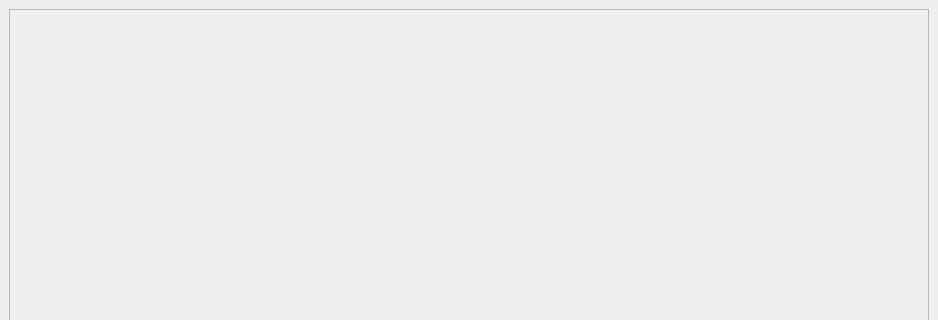
Qt form src/GridCal/Gui/GIS/gui.ui (SanPen/GridCal) before a commit; both pictures show x 0 to 938 and y 0 to 320 of the 938 by 577 pixel window.
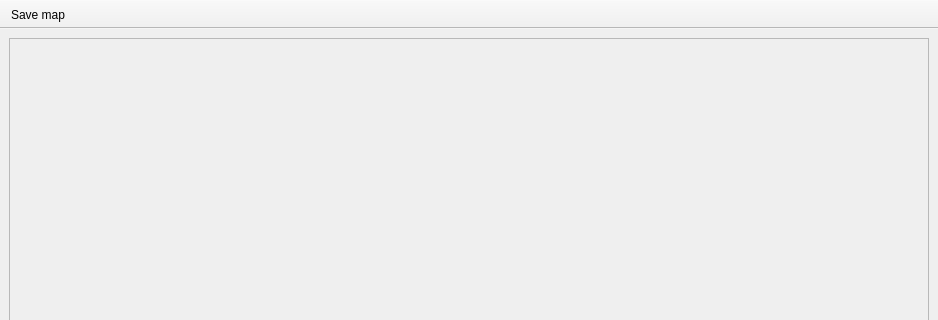
The same form after that commit. Icons and pictures are not drawn.

Patch:
```diff
--- a/src/GridCal/Gui/GIS/gui.ui
+++ b/src/GridCal/Gui/GIS/gui.ui
@@ -32,6 +32,39 @@
    </layout>
   </widget>
   <widget class="QStatusBar" name="statusbar"/>
+  <widget class="QToolBar" name="toolBar">
+   <property name="windowTitle">
+    <string>toolBar</string>
+   </property>
+   <property name="movable">
+    <bool>false</bool>
+   </property>
+   <property name="floatable">
+    <bool>false</bool>
+   </property>
+   <attribute name="toolBarArea">
+    <enum>TopToolBarArea</enum>
+   </attribute>
+   <attribute name="toolBarBreak">
+    <bool>false</bool>
+   </attribute>
+   <addaction name="actionSave_map"/>
+  </widget>
+  <action name="actionSave_map">
+   <property name="icon">
+    <iconset resource="icons.qrc">
+     <normaloff>:/icons/icons/savec.svg</normaloff>:/icons/icons/savec.svg</iconset>
+   </property>
+   <property name="text">
+    <string>Save map</string>
+   </property>
+   <property name="toolTip">
+    <string>Save this map</string>
+   </property>
+   <property name="shortcut">
+    <string>Ctrl+S</string>
+   </property>
+  </action>
  </widget>
  <resources>
   <include location="icons.qrc"/>
```
